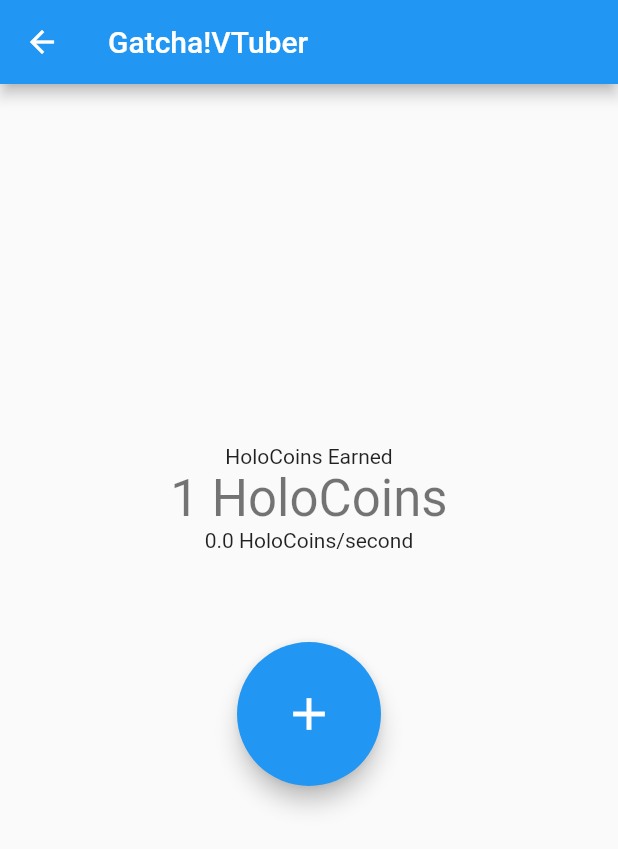
After one commit to GlitchAmbush/mobile_proj, a Flutter app: the MainGame screen opened directly, after a tap on the "add" icon, on a phone screen of 412 x 824 dp. The commit adds this screen. Shown: the top 849 px of the screen. Run offline on Flutter 3.47's test engine with Material 2 defaults, Android fonts, the phone set to English and light mode, and no system bars; missing offline and left inert: dart_random_choice.

Commit message:
Seperated User and Banner data

```diff
--- a/lib/screens/achievements_page.dart
+++ b/lib/screens/achievements_page.dart
@@ -1,5 +1,5 @@
 import 'package:flutter/material.dart';
-import '../util/constants.dart' as constants;
+import '../util/user_data.dart' as user;
 
 class AchievementsPage extends StatefulWidget {
   const AchievementsPage({Key? key}) : super(key: key);
@@ -15,7 +15,7 @@ class _AchievementsPageState extends State<AchievementsPage> {
     return Scaffold(
         appBar: AppBar(
             backgroundColor: Colors.blue,
-            title: Text('HoloCoins: ${constants.holoCoins}')),
+            title: Text('HoloCoins: ${user.holoCoins}')),
         body: ListView.builder(
             controller: _firstController,
             itemCount: 15,
--- a/lib/screens/banner_page.dart
+++ b/lib/screens/banner_page.dart
@@ -1,5 +1,6 @@
 import 'package:flutter/material.dart';
-import '../util/constants.dart' as constants;
+import '../util/banner_data.dart' as banner;
+import '../util/user_data.dart' as user;
 import 'pulls_screen.dart';
 
 class BannerPage extends StatefulWidget {
@@ -12,10 +13,10 @@ class BannerPage extends StatefulWidget {
 class _BannerPageState extends State<BannerPage> {
   final ScrollController _firstController = ScrollController();
 
-  final _list = constants.bannerTitle.keys.toList();
+  final _list = banner.bannerTitle.keys.toList();
 
   void _goToPulls(BuildContext context, String selectedBanner) {
-    if (constants.bannerTitle.containsKey(selectedBanner)) {
+    if (banner.bannerTitle.containsKey(selectedBanner)) {
       Navigator.of(context).push(MaterialPageRoute(
           builder: ((context) => PullsScreen(
                 idolList: selectedBanner,
@@ -28,7 +29,7 @@ class _BannerPageState extends State<BannerPage> {
     return Scaffold(
         appBar: AppBar(
             backgroundColor: Colors.blue,
-            title: Text('HoloCoins: ${constants.holoCoins}')),
+            title: Text('HoloCoins: ${user.holoCoins}')),
         body: ListView.builder(
             controller: _firstController,
             itemCount: _list.length,
--- a/lib/screens/collection_page.dart
+++ b/lib/screens/collection_page.dart
@@ -1,5 +1,5 @@
 import 'package:flutter/material.dart';
-import '../util/constants.dart' as constants;
+import '../util/user_data.dart' as user;
 
 class CollectionPage extends StatefulWidget {
   const CollectionPage({Key? key}) : super(key: key);
@@ -15,7 +15,7 @@ class _CollectionPageState extends State<CollectionPage> {
     return Scaffold(
         appBar: AppBar(
             backgroundColor: Colors.blue,
-            title: Text('HoloCoins: ${constants.holoCoins}')),
+            title: Text('HoloCoins: ${user.holoCoins}')),
         body: ListView.builder(
             controller: _firstController,
             itemCount: 15,
--- /dev/null
+++ b/lib/screens/main_game.dart
@@ -0,0 +1,70 @@
+import 'package:flutter/material.dart';
+import '../util/user_data.dart' as user;
+import 'dart:async';
+
+class MainGame extends StatefulWidget {
+  const MainGame({super.key});
+
+  @override
+  State<MainGame> createState() => _MainGameState();
+}
+
+class _MainGameState extends State<MainGame> {
+  int _count = user.holoCoins;
+  int _timedCount = 0;
+  double _average = 0;
+  Timer? timer;
+
+  void update() {
+    setState(() {
+      user.holoCoins++;
+      _count++;
+      _timedCount++;
+    });
+  }
+
+  void averageClicks() {
+    if (mounted) {
+      if (_timedCount == 0) {
+        _average = 0;
+      } else {
+        _average = _timedCount / 3;
+      }
+    }
+  }
+
+  @override
+  void initState() {
+    super.initState();
+    timer = Timer.periodic(
+        const Duration(seconds: 3), (Timer t) => averageClicks());
+  }
+
+  @override
+  Widget build(BuildContext context) {
+    return Scaffold(
+        appBar: AppBar(
+            backgroundColor: Colors.blue, title: const Text('Gatcha!VTuber')),
+        body: Center(
+          child: Column(
+            mainAxisAlignment: MainAxisAlignment.center,
+            crossAxisAlignment: CrossAxisAlignment.center,
+            children: [
+              const Text('HoloCoins Earned'),
+              Text(
+                '$_count HoloCoins',
+                style: Theme.of(context).textTheme.headlineMedium,
+              ),
+              Text('$_average HoloCoins/second'),
+              Padding(
+                padding: const EdgeInsets.all(60.0),
+                child: FloatingActionButton.large(
+                    onPressed: update,
+                    tooltip: 'Gain HoloCoins!',
+                    child: const Icon(Icons.add)),
+              )
+            ],
+          ),
+        ));
+  }
+}
--- a/lib/screens/pulls_screen.dart
+++ b/lib/screens/pulls_screen.dart
@@ -1,5 +1,6 @@
 import 'package:flutter/material.dart';
-import '../util/constants.dart' as constants;
+import '../util/banner_data.dart' as banner;
+import '../util/user_data.dart' as user;
 import 'package:dart_random_choice/dart_random_choice.dart';
 
 class PullsScreen extends StatefulWidget {
@@ -12,8 +13,8 @@ class PullsScreen extends StatefulWidget {
 
 class _PullsScreenState extends State<PullsScreen> {
   late String bannerName = widget.idolList;
-  late final Map? _list = constants.bannerTitle[bannerName];
-  late final int? _count = constants.bannerTitle[bannerName]?.length;
+  late final Map? _list = banner.bannerTitle[bannerName];
+  late final int? _count = banner.bannerTitle[bannerName]?.length;
   late final List? _names = _list?.keys.toList();
   late final List? _rates = _list?.values.toList();
 
@@ -23,7 +24,7 @@ class _PullsScreenState extends State<PullsScreen> {
     String tenPull = "";
 
     if (tenTimes) {
-      setState(() => constants.holoCoins -= 100);
+      setState(() => user.holoCoins -= 100);
 
       for (var i = 0; i < 10; i++) {
         tenPull +=
@@ -42,7 +43,7 @@ class _PullsScreenState extends State<PullsScreen> {
                 ],
               )));
     } else {
-      setState(() => constants.holoCoins -= 10);
+      setState(() => user.holoCoins -= 10);
 
       showDialog(
           context: context,
@@ -73,7 +74,7 @@ class _PullsScreenState extends State<PullsScreen> {
               child: Padding(
                 padding: const EdgeInsets.only(bottom: 5.0),
                 child: Text(
-                  'HoloCoins: ${constants.holoCoins}',
+                  'HoloCoins: ${user.holoCoins}',
                   style: const TextStyle(
                       color: Colors.amber,
                       fontSize: 15,
@@ -89,7 +90,7 @@ class _PullsScreenState extends State<PullsScreen> {
             children: [
               ElevatedButton(
                   onPressed: () {
-                    if (constants.holoCoins >= 10) {
+                    if (user.holoCoins >= 10) {
                       _gachaRoll(false);
                     } else {
                       showDialog(
@@ -118,7 +119,7 @@ class _PullsScreenState extends State<PullsScreen> {
                   )),
               ElevatedButton(
                   onPressed: () {
-                    if (constants.holoCoins >= 100) {
+                    if (user.holoCoins >= 100) {
                       _gachaRoll(true);
                     } else {
                       showDialog(
--- a/lib/screens/shop_page.dart
+++ b/lib/screens/shop_page.dart
@@ -1,5 +1,5 @@
 import 'package:flutter/material.dart';
-import '../util/constants.dart' as constants;
+import '../util/user_data.dart' as user;
 
 class ShopPage extends StatefulWidget {
   const ShopPage({Key? key}) : super(key: key);
@@ -16,7 +16,7 @@ class _ShopPageState extends State<ShopPage> {
     return Scaffold(
         appBar: AppBar(
             backgroundColor: Colors.blue,
-            title: Text('HoloCoins: ${constants.holoCoins}')),
+            title: Text('HoloCoins: ${user.holoCoins}')),
         body: ListView.builder(
             controller: _firstController,
             itemCount: 15,
--- a/lib/util/constants.dart
+++ b/lib/util/banner_data.dart
@@ -1,5 +1,3 @@
-// Currency
-int holoCoins = 0;
 
 // Banner Data
 Map<String, Map> bannerTitle = {
--- /dev/null
+++ b/lib/util/user_data.dart
@@ -0,0 +1,3 @@
+// Currency
+// Currency
+int holoCoins = 0;
```
